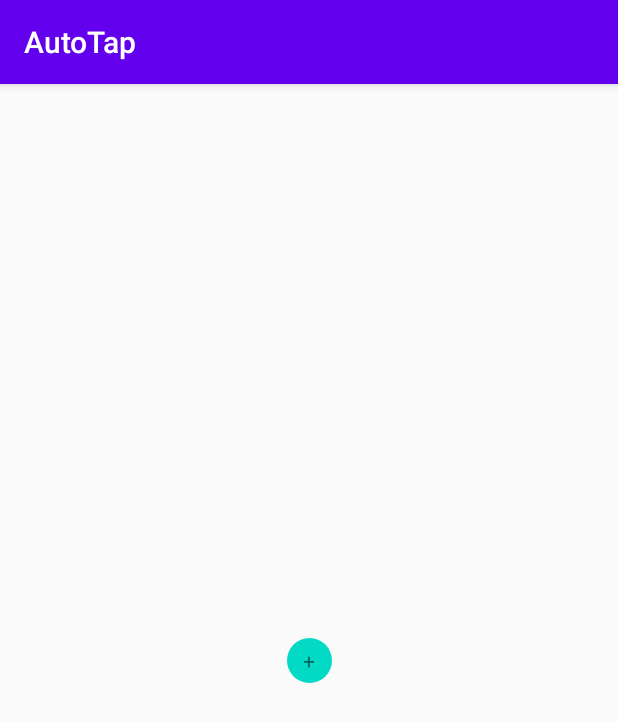
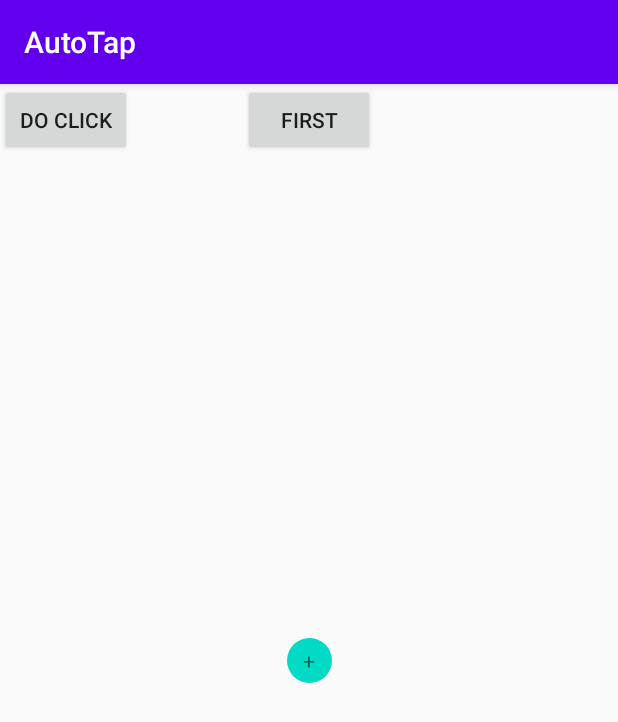
Before and after one commit to konovus/autotap, an Android app: the screen it shows after launch (MainActivity), on a phone screen of 412 x 824 dp. Shown: the top 722 px of the screen. Run offline under Robolectric (Android 15) with nearby library versions, the phone set to English and light mode, and no system bars.

```diff
--- a/app/src/main/java/com/konovus/autotap/MainActivity.java
+++ b/app/src/main/java/com/konovus/autotap/MainActivity.java
@@ -5,16 +5,22 @@ import androidx.constraintlayout.widget.ConstraintLayout;
 
 import android.annotation.SuppressLint;
 import android.os.Bundle;
+import android.os.SystemClock;
 import android.view.MotionEvent;
 import android.view.View;
+import android.view.ViewGroup;
+import android.widget.Button;
 import android.widget.TextView;
+import android.widget.Toast;
 
 public class MainActivity extends AppCompatActivity {
 
     ConstraintLayout constraintLayout;
     TextView hello;
-    private float x;
-    private float y;
+    Button do_click;
+    Button btn_first;
+    private float x = 500;
+    private float y = 500;
 
     @SuppressLint("ClickableViewAccessibility")
     @Override
@@ -24,12 +30,15 @@ public class MainActivity extends AppCompatActivity {
 
         constraintLayout = findViewById(R.id.generalLayout);
         hello = findViewById(R.id.hello);
+        do_click = findViewById(R.id.do_click);
+        btn_first = findViewById(R.id.btn_first);
+
 
         constraintLayout.setOnTouchListener(new View.OnTouchListener() {
             @Override
             public boolean onTouch(View v, MotionEvent event) {
-                x = event.getX();
-                y = event.getY();
+                x = event.getRawX();
+                y = event.getRawY();
 
                 if(event.getAction() == MotionEvent.ACTION_MOVE){
                     hello.setX(x - hello.getWidth()/2);
@@ -40,6 +49,37 @@ public class MainActivity extends AppCompatActivity {
         });
 
 
+        btn_first.setOnTouchListener(new View.OnTouchListener() {
+            @Override
+            public boolean onTouch(View v, MotionEvent event) {
+                if(event.getAction() == MotionEvent.ACTION_DOWN)
+                    Toast.makeText(MainActivity.this, "Btn first tapped", Toast.LENGTH_LONG).show();
+
+                return true;
+            }
+        });
+        do_click.setOnClickListener(new View.OnClickListener() {
+            @Override
+            public void onClick(View v) {
+                hello.setVisibility(View.GONE);
+                long downTime = SystemClock.uptimeMillis();
+                long eventTime = SystemClock.uptimeMillis() + 100;
+// List of meta states found here: developer.android.com/reference/android/view/KeyEvent.html#getMetaState()
+                int metaState = 0;
+                System.out.println("X, Y -- " + x + ", " + y);
+                MotionEvent motionEvent = MotionEvent.obtain(
+                        downTime,
+                        eventTime,
+                        MotionEvent.ACTION_DOWN,
+                        x,
+                        y,
+                        metaState
+                );
+                ViewGroup viewGroup = constraintLayout;
+                viewGroup.dispatchTouchEvent(motionEvent);
+            }
+        });
 
     }
+
 }
--- a/app/src/main/res/layout/activity_main.xml
+++ b/app/src/main/res/layout/activity_main.xml
@@ -2,19 +2,39 @@
 <androidx.constraintlayout.widget.ConstraintLayout xmlns:android="http://schemas.android.com/apk/res/android"
     xmlns:app="http://schemas.android.com/apk/res-auto"
     xmlns:tools="http://schemas.android.com/tools"
+    android:id="@+id/generalLayout"
     android:layout_width="match_parent"
     android:layout_height="match_parent"
     tools:context=".MainActivity"
-    android:id="@+id/generalLayout">
+    >
+
+    <Button
+        android:id="@+id/do_click"
+        android:layout_width="wrap_content"
+        android:layout_height="wrap_content"
+        android:text="do Click"
+        app:layout_constraintTop_toTopOf="parent"
+        app:layout_constraintLeft_toLeftOf="parent"
+        />
+    <Button
+        android:id="@+id/btn_first"
+        android:layout_width="wrap_content"
+        android:layout_height="wrap_content"
+        android:text="first"
+        app:layout_constraintEnd_toEndOf="parent"
+        app:layout_constraintHorizontal_bias="0.5"
+        app:layout_constraintStart_toStartOf="parent"
+        app:layout_constraintTop_toTopOf="parent"
+    />
 
     <TextView
         android:id="@+id/hello"
         android:layout_width="30dp"
         android:layout_height="30dp"
+        android:background="@drawable/round_shape"
+        android:paddingTop="5dp"
         android:text="+"
         android:textAlignment="center"
-        android:paddingTop="5dp"
-        android:background="@drawable/round_shape"
         app:layout_constraintBottom_toBottomOf="parent"
         app:layout_constraintLeft_toLeftOf="parent"
         app:layout_constraintRight_toRightOf="parent"
```
Also changed, not shown: app/src/main/res/values/styles.xml (+8 -1 lines).
